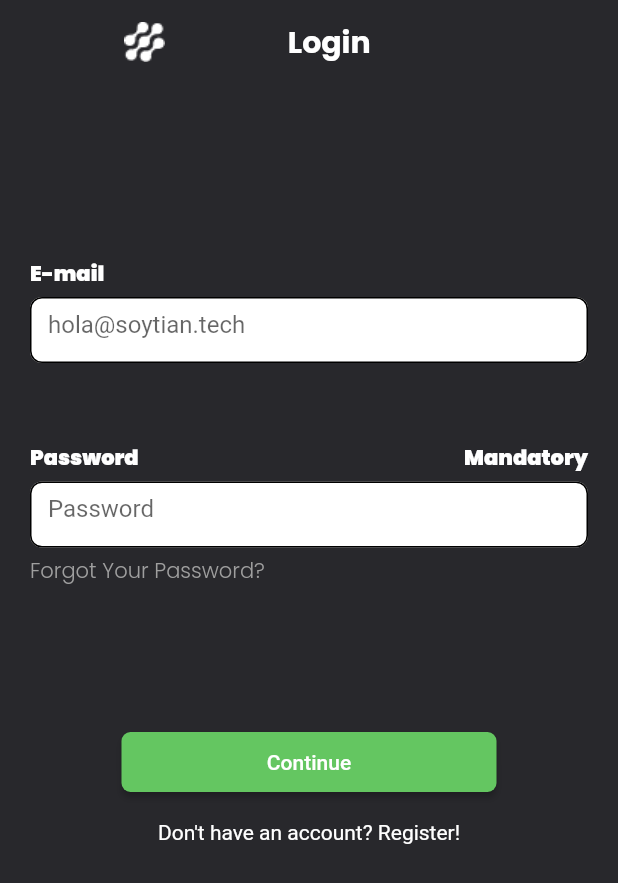
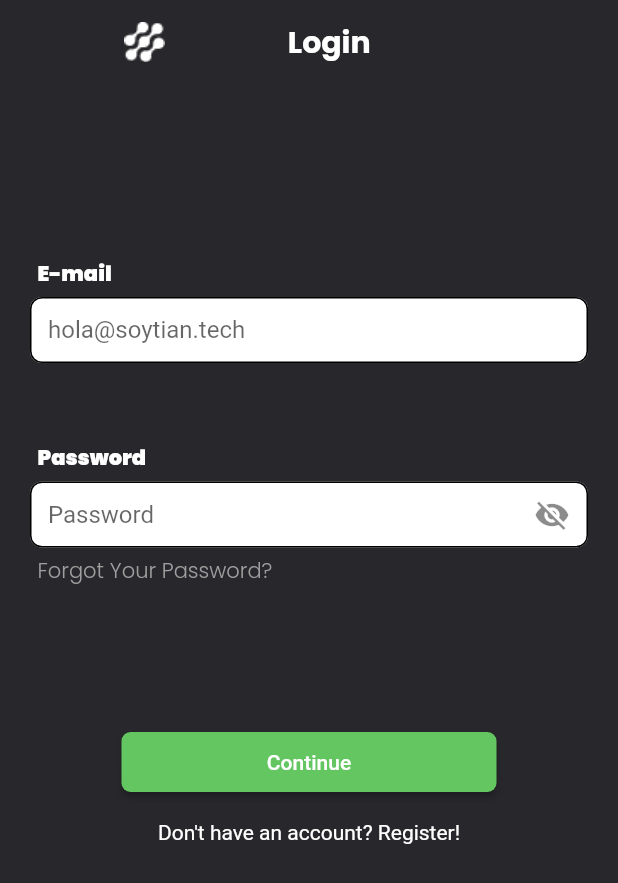
Before and after one commit to Dan-Nobre/Movie_NDS, a Flutter app: the screen it shows after launch, on a phone screen of 412 x 824 dp. Shown: the top 883 px of the screen. Run offline on Flutter 3.47's test engine with Material 2 defaults, Android fonts, the light colour scheme and no system bars.

Commit message:
Changes in loginScreen, add icon eye

```diff
--- a/lib/app/loginscreen.dart
+++ b/lib/app/loginscreen.dart
@@ -1,3 +1,5 @@
+import "dart:math";
+
 import "package:flutter/material.dart";
 
 class LoginScreen extends StatefulWidget {
@@ -8,8 +10,9 @@ class LoginScreen extends StatefulWidget {
 }
 
 class _LoginScreenState extends State<LoginScreen> {
+  bool _showPassword = false;
+
   @override
-
   Widget build(BuildContext context) {
     return Scaffold(
       backgroundColor: const Color.fromRGBO(40, 40, 44, 1),
@@ -41,54 +44,14 @@ class _LoginScreenState extends State<LoginScreen> {
           child: Column(
             mainAxisAlignment: MainAxisAlignment.center,
             children: [
-
               const Padding(padding: EdgeInsets.only(bottom: 96)),
 
-              const Align(
-                alignment: Alignment.centerLeft,
-                child: Text(
+              Row(
+                children: const [
+                  Padding(padding: EdgeInsets.only(left: 5)),
+
+                  Text(
                     "E-mail",
-                  style: TextStyle(
-                      color: Colors.white,
-                      fontFamily: 'Poppins',
-                      fontWeight: FontWeight.w900),
-                ),
-              ),
-
-              const Padding(padding: EdgeInsets.only(bottom: 5)),
-
-              SizedBox(
-                height: 44,
-                child: TextFormField(
-                decoration: InputDecoration(
-                  filled: true,
-                      fillColor: Colors.white,
-                      hintText: "hola@soytian.tech",
-                      // hintStyle: TextStyle(),
-                      enabledBorder: OutlineInputBorder(
-                          borderRadius: BorderRadius.circular(8.0)
-                      ),
-                  ),
-                ),
-              ),
-
-              const Padding(padding: EdgeInsets.only(bottom: 53)),
-
-              Row(
-                mainAxisAlignment: MainAxisAlignment.spaceBetween,
-                children: const [
-                  Align(
-                    alignment: Alignment.centerLeft,
-                    child: Text(
-                      "Password",
-                      style: TextStyle(
-                          color: Colors.white,
-                          fontFamily: 'Poppins',
-                          fontWeight: FontWeight.w900),
-                    ),
-                  ),
-                  Text(
-                    "Mandatory",
                     style: TextStyle(
                       color: Colors.white,
                       fontFamily: 'Poppins',
@@ -102,7 +65,40 @@ class _LoginScreenState extends State<LoginScreen> {
               SizedBox(
                 height: 44,
                 child: TextFormField(
-                  obscureText: true,
+                  textAlignVertical: TextAlignVertical.bottom,
+                  decoration: InputDecoration(
+                    filled: true,
+                    fillColor: Colors.white,
+                    hintText: "hola@soytian.tech",
+                    enabledBorder: OutlineInputBorder(
+                        borderRadius: BorderRadius.circular(8.0)),
+                  ),
+                ),
+              ),
+
+              const Padding(padding: EdgeInsets.only(bottom: 53)),
+
+              Row(
+                children: const [
+                  Padding(padding: EdgeInsets.only(left: 5)),
+
+                  Text(
+                    "Password",
+                    style: TextStyle(
+                      color: Colors.white,
+                      fontFamily: 'Poppins',
+                      fontWeight: FontWeight.w900),
+                    ),
+                ],
+              ),
+
+              const Padding(padding: EdgeInsets.only(bottom: 5)),
+
+              SizedBox(
+                height: 44,
+                child: TextFormField(
+                  textAlignVertical: TextAlignVertical.bottom,
+                  obscureText: _showPassword == false ? true : false,
                   decoration: InputDecoration(
                     filled: true,
                     fillColor: Colors.white,
@@ -111,33 +107,34 @@ class _LoginScreenState extends State<LoginScreen> {
                     enabledBorder: OutlineInputBorder(
                       borderRadius: BorderRadius.circular(8.0),
                     ),
+                    suffixIcon: GestureDetector(
+                      child: Icon(_showPassword == false
+                          ? Icons.visibility_off
+                          : Icons.visibility),
+                      onTap: () {
+                        setState(() {
+                          _showPassword = !_showPassword;
+                        });
+                      },
+                    ),
                   ),
                 ),
               ),
 
-
-              // TextField(
-              //   obscureText: true,
-              //   decoration: InputDecoration(
-              //     filled: true,
-              //     fillColor: Colors.white,
-              //     labelText: 'Password',
-              //     enabledBorder: OutlineInputBorder(
-              //       borderRadius: BorderRadius.circular(8.0),
-              //     ),
-              //   ),
-              // ),
-
               const Padding(padding: EdgeInsets.only(bottom: 5)),
 
-              const Align(
-                alignment: Alignment.centerLeft,
-                child: Text(
+
+              Row(
+                children: [
+                  const Padding(padding: EdgeInsets.only(left: 5)),
+                  const Text(
                     "Forgot Your Password?",
                     style: TextStyle(
                     color: Color(0xff9F9F9F), fontFamily: "Poppins"),
                   ),
+                ],
               ),
+
 
               const Padding(padding: EdgeInsets.only(bottom: 97)),
 
@@ -169,4 +166,6 @@ class _LoginScreenState extends State<LoginScreen> {
       ),
     );
   }
+
+  double get newMethod => sqrt1_2;
 }
```
Lines whose indentation alone changed are shown as unchanged.
